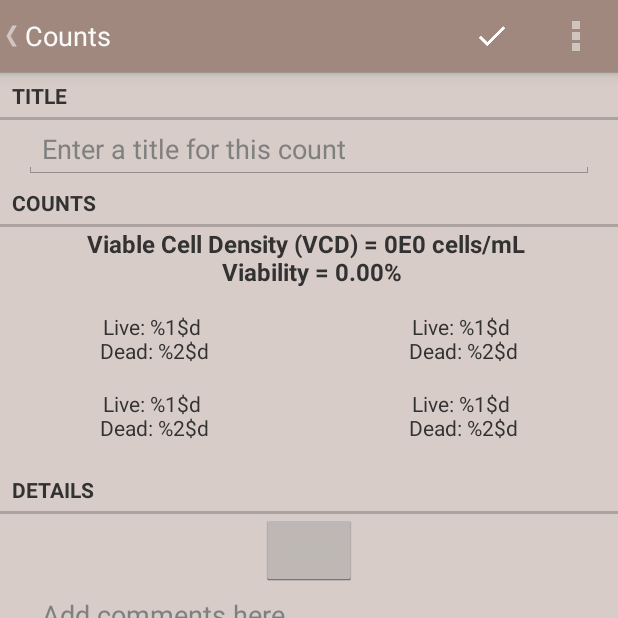
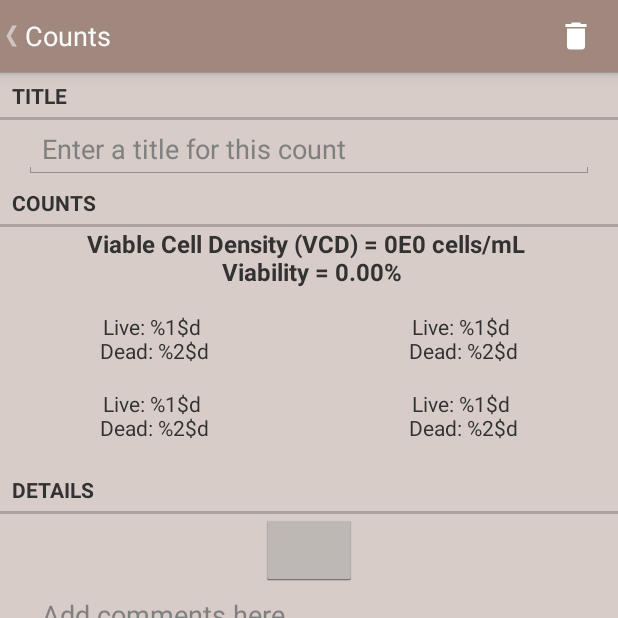
Before and after one commit to Maecenas49/LiveDeadCounter, an Android app: the fragment TotalCountDetailsFragment placed in its activity, on a phone screen of 412 x 824 dp, the top half of it. Run offline under Robolectric (Android 15) with nearby library versions, the phone set to English and light mode, and no system bars; 10 statements that could not run were skipped.

Commit message:
Created delete item in options menu

```diff
--- a/app/src/main/java/com/computing/millenium/springers/livedeadcounter/TotalCountSingleton.java
+++ b/app/src/main/java/com/computing/millenium/springers/livedeadcounter/TotalCountSingleton.java
@@ -2,6 +2,7 @@ package com.computing.millenium.springers.livedeadcounter;
 
 import android.content.Context;
 import android.util.Log;
+import android.widget.Toast;
 
 import java.util.ArrayList;
 import java.util.UUID;
@@ -52,6 +53,10 @@ public class TotalCountSingleton {
         mTotalCounts.add(c);
     }
 
+    public void deleteCount (TotalCount c) {
+        mTotalCounts.remove(c);
+    }
+
     public boolean saveCounts() {
         try{
             mSerializer.saveCounts(mTotalCounts);
--- a/app/src/main/res/menu/menu_total_count_details.xml
+++ b/app/src/main/res/menu/menu_total_count_details.xml
@@ -1,10 +1,7 @@
 <?xml version="1.0" encoding="utf-8"?>
 <menu xmlns:android="http://schemas.android.com/apk/res/android"
     xmlns:app="http://schemas.android.com/apk/res-auto">
-    <item android:id="@+id/done_settings" android:icon="@drawable/ic_done_white_24dp"
-        android:title="@string/done" android:showAsAction="always"
-        android:orderInCategory="1"/>
-    <item android:id="@+id/delete_settings" android:title="@string/delete"
-          android:showAsAction="never"/>
+    <item android:id="@+id/delete_settings" android:icon="@drawable/ic_delete_white_24dp"
+          android:title="@string/delete" android:showAsAction="always"/>
 
 </menu>
--- a/app/src/main/res/values/strings.xml
+++ b/app/src/main/res/values/strings.xml
@@ -21,4 +21,5 @@
     <string name="delete">Delete</string>
     <string name="counts">Counts</string>
     <string name="view_counts">View Counts</string>
+    <string name="confirm_delete_text">Confirm Delete</string>
 </resources>
```
Also changed, not shown: app/src/main/java/com/computing/millenium/springers/livedeadcounter/ConfirmDeleteDialog.java (added, +40 -0 lines), app/src/main/java/com/computing/millenium/springers/livedeadcounter/TotalCountDetailsFragment.java (+22 -0 lines), app/src/main/res/layout/dialog_confirm_delete.xml (added, +9 -0 lines), app/src/main/res/drawable-hdpi/ic_delete_white_24dp.png (added), app/src/main/res/drawable-mdpi/ic_delete_white_24dp.png (added), app/src/main/res/drawable-xhdpi/ic_delete_white_24dp.png (added), app/src/main/res/drawable-xxhdpi/ic_delete_white_24dp.png (added), app/src/main/res/drawable-xxxhdpi/ic_delete_white_24dp.png (added).
